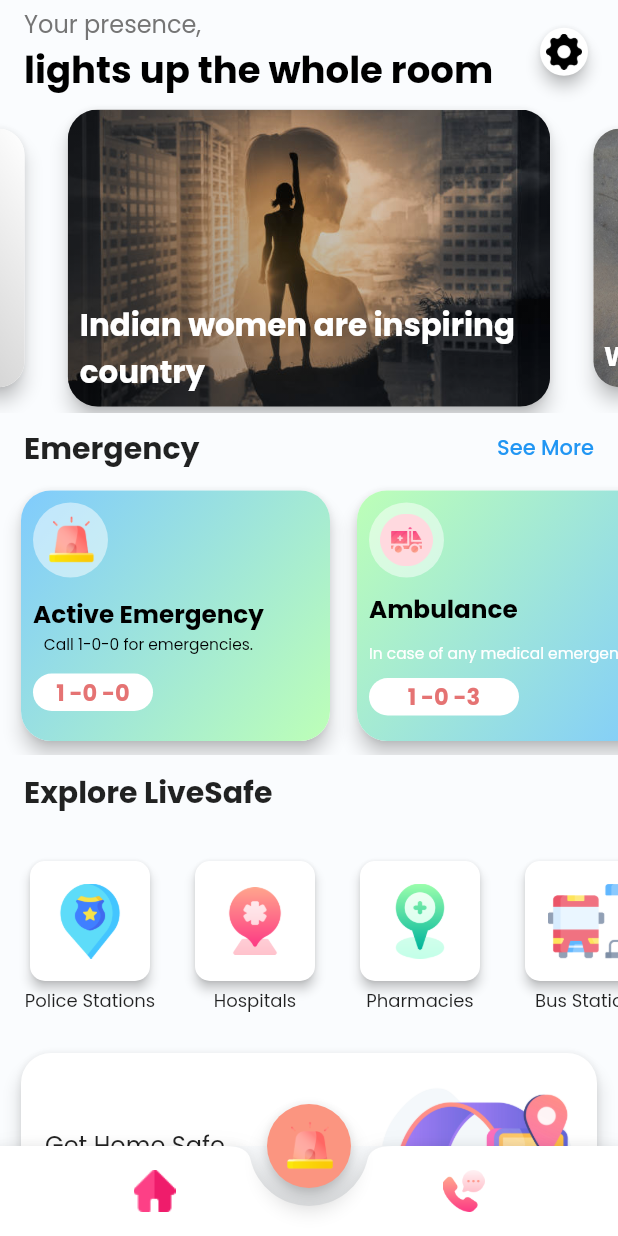
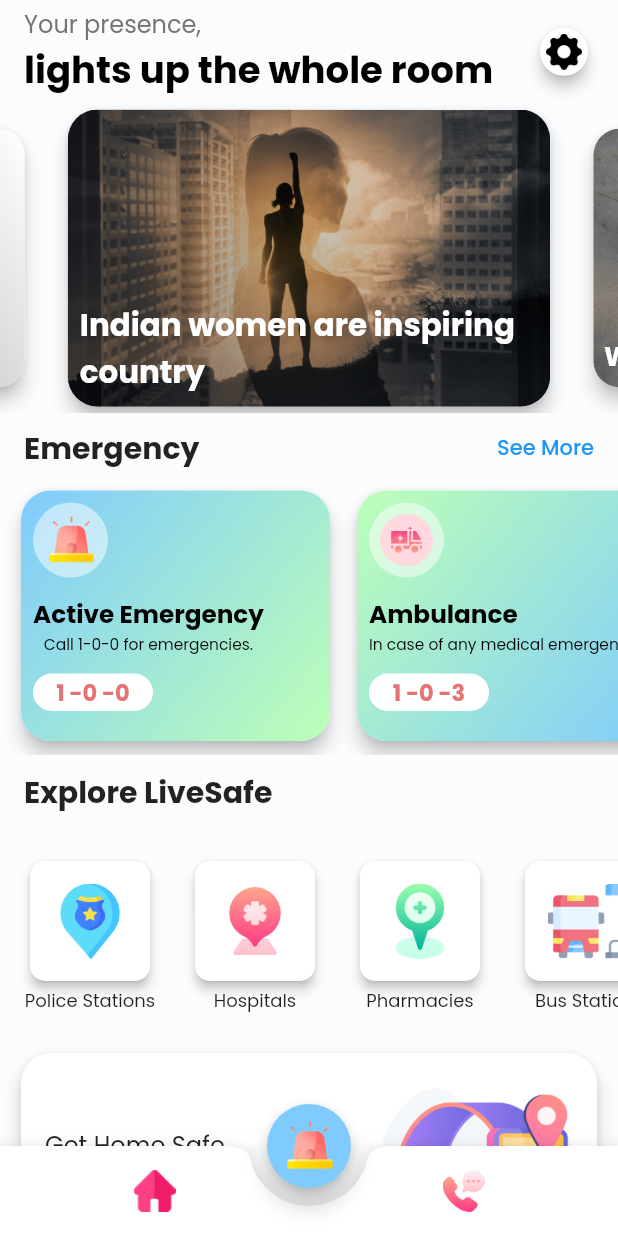
Before and after one commit to rohit-bon/Shake2Safety, a Flutter app: the screen it shows after launch, on a phone screen of 412 x 824 dp. Run offline on Flutter 3.47's test engine with Material 2 defaults, Android fonts, the phone set to English and light mode, and no system bars; drawn by our look-alikes of carousel_slider; our stand-ins replace contacts_service, flutter_spinkit, fluttertoast, google_fonts, location, lottie and 4 more; missing offline and left inert: background_location, flutter_background_service, flutter_phone_direct_caller, flutter_webview_plugin, shake, sms_maintained and 2 more.

Commit message:
UI update

```diff
--- a/lib/Dashboard/DashWidgets/Emergencies/AmbulanceEmergency.dart
+++ b/lib/Dashboard/DashWidgets/Emergencies/AmbulanceEmergency.dart
@@ -51,7 +51,10 @@ class AmbulanceEmergency extends StatelessWidget {
                     mainAxisAlignment: MainAxisAlignment.spaceEvenly,
                     crossAxisAlignment: CrossAxisAlignment.start,
                     children: [
-                      Text(
+                      Column(
+                        crossAxisAlignment: CrossAxisAlignment.start,
+                        children: [
+                          Text(
                         "Ambulance",
                         style: TextStyle(
                             color: font1Color,
@@ -61,14 +64,16 @@ class AmbulanceEmergency extends StatelessWidget {
                       Text(
                         "In case of any medical emergency call",
                         style: TextStyle(
-                          color: Colors.white,
+                          color: font1Color,
                           fontSize: MediaQuery.of(context).size.width * 0.025,
                         ),
                         overflow: TextOverflow.ellipsis,
                       ),
+                        ],
+                      ),
                       Container(
                         height: 25,
-                        width: 100,
+                        width: 80,
                         decoration: BoxDecoration(
                             color: Colors.white,
                             borderRadius: BorderRadius.circular(300)),
--- a/lib/Dashboard/Dashboard.dart
+++ b/lib/Dashboard/Dashboard.dart
@@ -4,6 +4,7 @@ import 'package:fluttertoast/fluttertoast.dart';
 import 'package:location/location.dart';
 import 'package:permission_handler/permission_handler.dart' as appPermissions;
 import 'package:pinput/pin_put/pin_put.dart';
+import 'package:shake2safety/theme.dart';
 import 'package:shared_preferences/shared_preferences.dart';
 import 'package:sms_maintained/sms.dart' as smsSender;
 import 'package:shake2safety/Dashboard/ContactScreens/phonebook_view.dart';
@@ -67,7 +68,7 @@ class _DashboardState extends State<Dashboard> {
               ),
             )
           : FloatingActionButton(
-              backgroundColor: Color(0xFFFB9580),
+              backgroundColor: mainColor,
               onPressed: () async {
                 if (alerted) {
                   int pin = (prefs.getInt('pin') ?? -1111);
--- a/lib/Dashboard/Settings/About.dart
+++ b/lib/Dashboard/Settings/About.dart
@@ -54,7 +54,7 @@ class AboutUs extends StatelessWidget {
             sizeFactor: 1.8,
           ),
           AboutCard(
-            asset: "gdsc",
+            asset: "dev",
             desc: "",
             subtitle: "Devfolio Hackvengers - Parul University",
             title: "Hackvengers",
@@ -64,7 +64,7 @@ class AboutUs extends StatelessWidget {
             asset: "logo",
             desc:
                 """@Rohit Bongade, @Heri Patel""",
-            subtitle: "Made with ❤️ for Us!",
+            subtitle: "KISS: Keep it Shake & Safe",
             title: "Shake 2 Safety Team",
             sizeFactor: 3,
           ),
--- a/lib/Dashboard/Splsah/Splash.dart
+++ b/lib/Dashboard/Splsah/Splash.dart
@@ -36,7 +36,7 @@ class _SplashState extends State<Splash> {
             Align(
                 alignment: Alignment.center,
                 child: Lottie.asset('assets/safety.json',
-                    height: MediaQuery.of(context).size.width * 1.2)),
+                    height: MediaQuery.of(context).size.width * 0.7)),
             Align(
               alignment: Alignment.topCenter,
               child: Padding(
```
Also changed, not shown: lib/Dashboard/DashWidgets/Emergencies/ArmyEmergency.dart (+6 -1 lines), lib/Dashboard/DashWidgets/Emergencies/FirebrigadeEmergency.dart (+6 -1 lines), lib/Dashboard/Settings/AboutCard.dart (+6 -1 lines), assets/dev.png, assets/logo.png, 5 other files.
